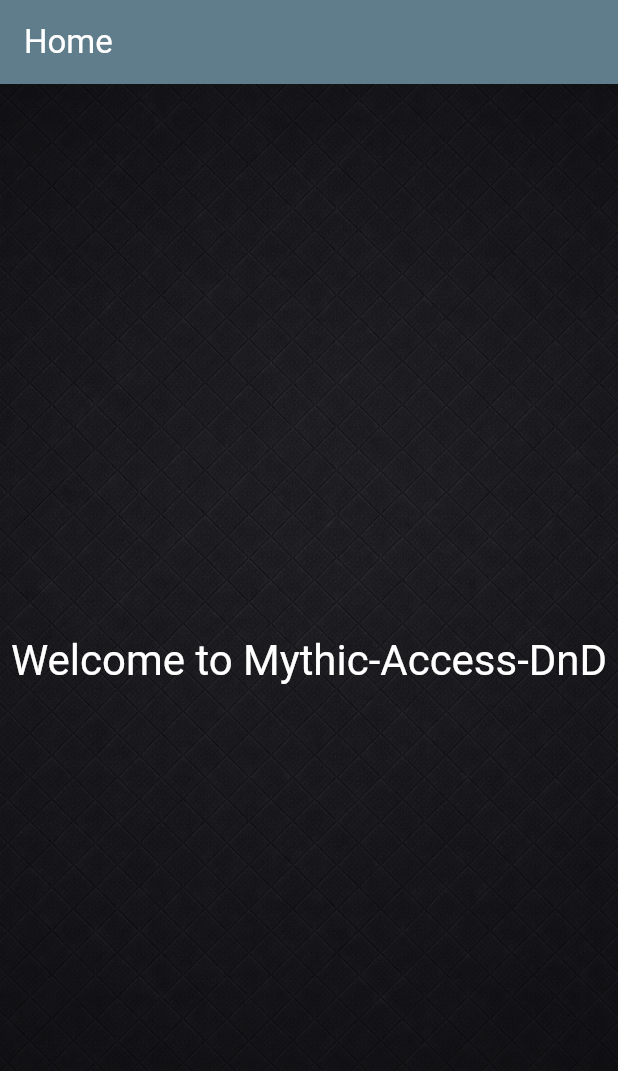
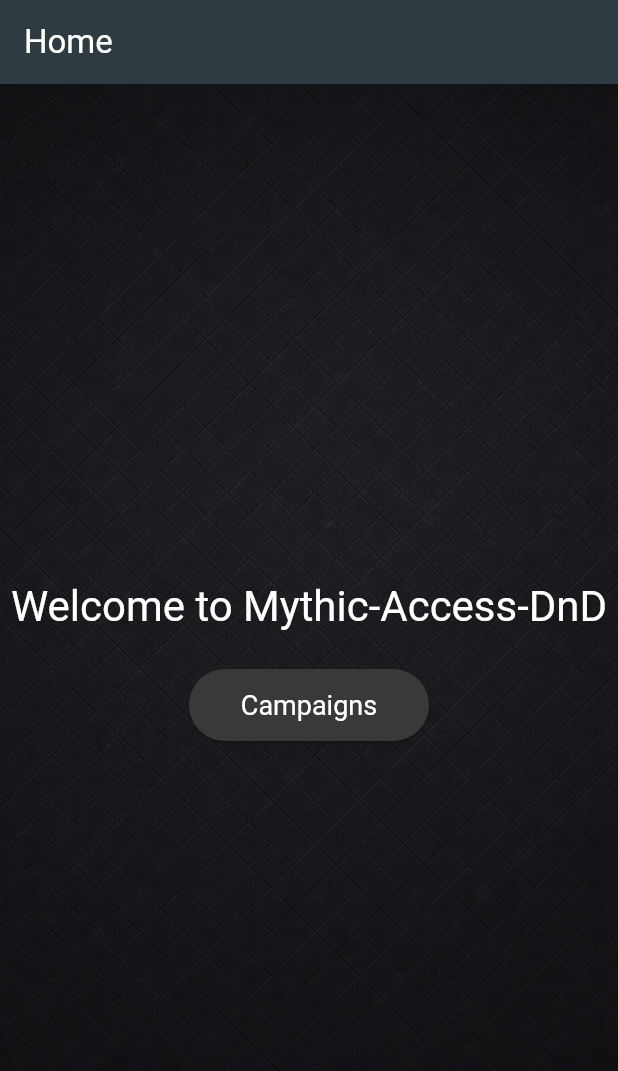
Before and after one commit to jensma89/mythic-access-frontend, a Flutter app: the screen it shows after launch, after a tap on "Login", on a phone screen of 412 x 824 dp. Shown: the top 1071 px of the screen. Run offline on Flutter 3.47's test engine with Material 3 defaults, Android fonts, the phone set to English and light mode, and no system bars.

Commit message:
Setting colors for dark mode buttons

```diff
--- a/lib/components/button.dart
+++ b/lib/components/button.dart
@@ -29,7 +29,7 @@ class PrimaryButton extends StatelessWidget {
       onPressed: onPressed,
       style: baseStyle?.copyWith(
         backgroundColor: WidgetStateProperty.all(
-          const Color.fromRGBO(9, 76, 76, 1.0),
+          const Color.fromRGBO(9, 72, 72, 1.0),
         ),
       ),
       child: Text(text),
@@ -56,7 +56,7 @@ class SecondaryButton extends StatelessWidget {
       onPressed: onPressed,
       style: baseStyle?.copyWith(
         backgroundColor: WidgetStateProperty.all(
-          Color.fromRGBO(150, 50, 150, 1.0),
+          Color.fromRGBO(46, 29, 82, 1.0),
         ),
       ),
       child: Text(text),
--- a/lib/pages/login_page.dart
+++ b/lib/pages/login_page.dart
@@ -13,11 +13,24 @@ class LoginPage extends StatelessWidget {
       child: Scaffold(
         backgroundColor: Colors.transparent,
         body: Center(
-          child: PrimaryButton(
-            text: 'Login',
-            onPressed: () {
-              Navigator.pushReplacementNamed(context, '/start');
-            },
+          child: Column(
+            mainAxisSize: MainAxisSize.min,
+            mainAxisAlignment: MainAxisAlignment.spaceEvenly,
+            children: [
+              PrimaryButton(
+                text: 'Login',
+                onPressed: () {
+                  Navigator.pushReplacementNamed(context, '/start');
+                },
+              ),
+
+              SecondaryButton(
+                text: 'Quit test',
+                onPressed: () {
+                  print('Quit test button pressed.');
+                },
+              ),
+            ],
           ),
         ),
       ),
--- a/lib/pages/start_page.dart
+++ b/lib/pages/start_page.dart
@@ -1,6 +1,7 @@
 // start_page.dart
 
 import 'package:flutter/material.dart';
+import 'package:mythic_access_frontend/components/button.dart';
 import '../components/app_dark_background.dart';
 
 class StartPage extends StatelessWidget {
@@ -16,9 +17,21 @@ class StartPage extends StatelessWidget {
           automaticallyImplyActions: true,
         ),
         body: Center(
-          child: Text(
-            'Welcome to Mythic-Access-DnD',
-            style: Theme.of(context).textTheme.headlineMedium,
+          child: Column(
+            mainAxisSize: MainAxisSize.min,
+            children: [
+              Text(
+                'Welcome to Mythic-Access-DnD',
+                style: Theme.of(context).textTheme.headlineMedium,
+              ),
+              const SizedBox(height: 24),
+              AppButton(
+                text: 'Campaigns',
+                onPressed: () {
+                  print('Campaign button pressed.');
+                },
+              ),
+            ],
           ),
         ),
       ),
--- a/lib/theme/dark_theme.dart
+++ b/lib/theme/dark_theme.dart
@@ -6,9 +6,9 @@ ThemeData darkTheme = ThemeData(
   scaffoldBackgroundColor: Colors.transparent,
   colorScheme: const ColorScheme.dark(
     primary: Colors.black,
-    secondary: Colors.grey,
-    surface: Colors.blueGrey,
-    error: Colors.redAccent,
+    secondary: Color.fromRGBO(88, 112, 120, 1.0),
+    surface: Color.fromRGBO(46, 60, 65, 1.0),
+    error: Color.fromRGBO(98, 25, 60, 1.0),
   ),
 
   textTheme: const TextTheme(
@@ -19,7 +19,7 @@ ThemeData darkTheme = ThemeData(
 
   elevatedButtonTheme: ElevatedButtonThemeData(
     style: ElevatedButton.styleFrom(
-      backgroundColor: Color.fromRGBO(35, 36, 36, 1.0),
+      backgroundColor: Color.fromRGBO(56, 57, 57, 1.0),
       foregroundColor: Colors.white,
       minimumSize: const Size(160, 48),
       textStyle: const TextStyle(fontSize: 18),
```
